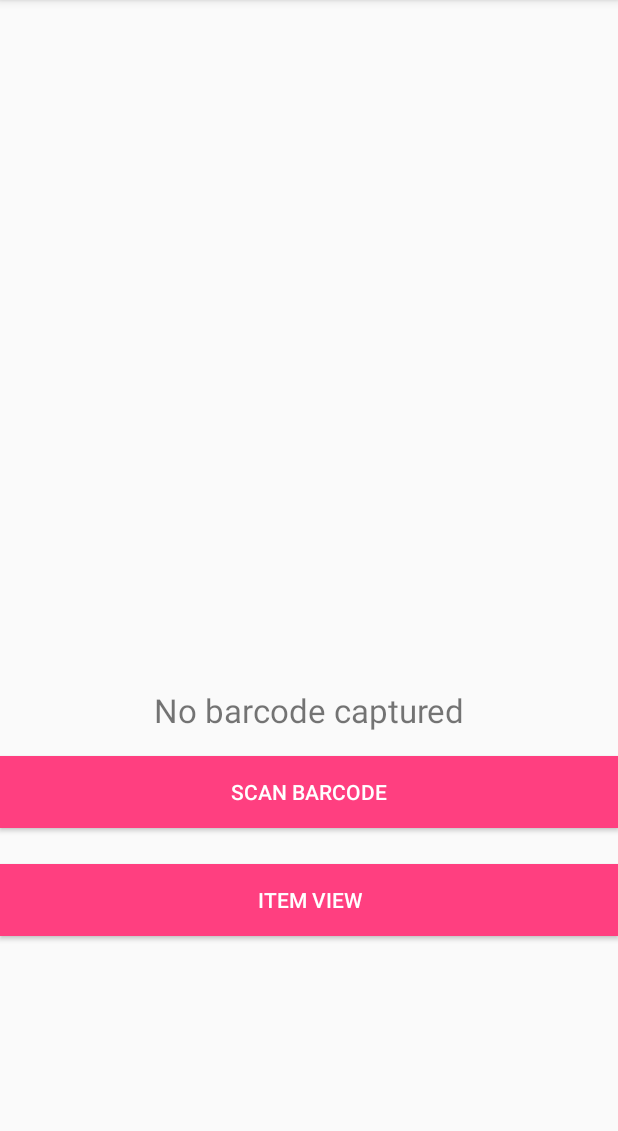
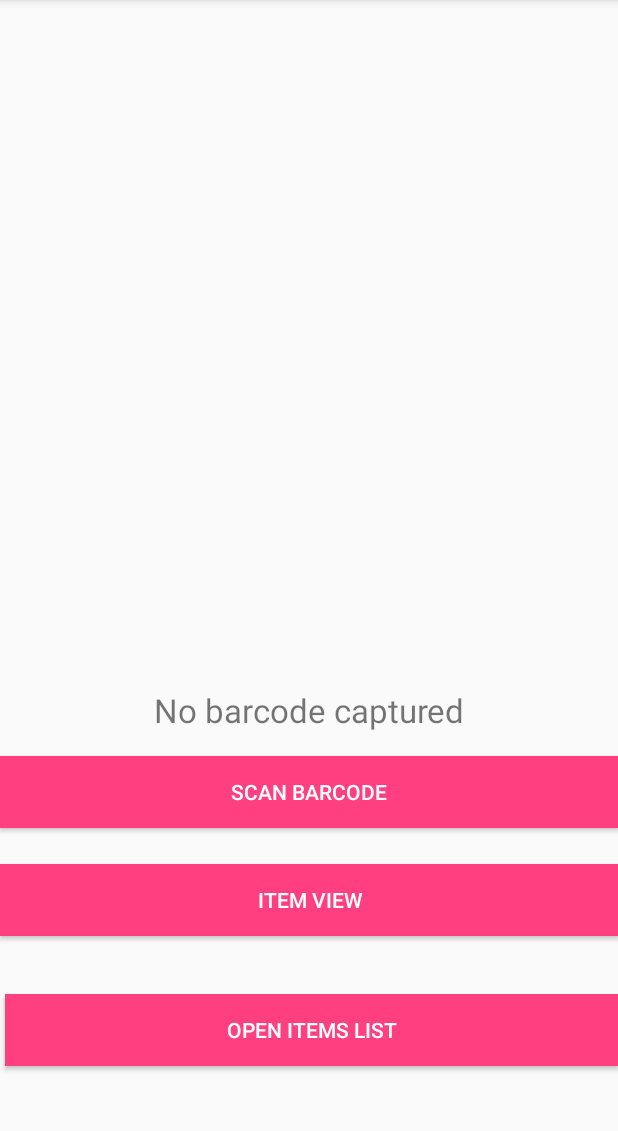
Before and after one commit to jyrno/ProMuseum, an Android app: the screen it shows after launch (MainActivity), on a phone screen of 412 x 824 dp, the part 84-1215 px from its top. Run offline under Robolectric (Android 15) with nearby library versions, the phone set to English and light mode, and no system bars.

Commit message:
basic list view

```diff
--- a/app/build.gradle
+++ b/app/build.gradle
@@ -26,6 +26,7 @@ dependencies {
     implementation 'com.android.support:appcompat-v7:26.1.0'
     implementation 'com.android.support.constraint:constraint-layout:1.0.2'
     implementation 'com.google.android.gms:play-services-vision:11.8.0'
+    implementation 'com.android.support:recyclerview-v7:26.1.0'
     compile "org.jetbrains.kotlin:kotlin-stdlib-jdk7:$kotlin_version"
 }
 repositories {
--- a/app/src/main/java/ee/proekspert/promuseum/MainActivity.kt
+++ b/app/src/main/java/ee/proekspert/promuseum/MainActivity.kt
@@ -10,6 +10,7 @@ import com.google.android.gms.common.api.CommonStatusCodes
 import com.google.android.gms.vision.barcode.Barcode
 import ee.proekspert.promuseum.R
 import ee.proekspert.promuseum.barcode.BarcodeCaptureActivity
+import ee.proekspert.promuseum.itemlist.ItemListActivity
 
 class MainActivity : AppCompatActivity() {
 
@@ -22,6 +23,10 @@ class MainActivity : AppCompatActivity() {
         mResultTextView = findViewById(R.id.result_textview)
 
         Log.i("OpenCameraSource", "qQQ")
+        findViewById<Button>(R.id.show_item_list).setOnClickListener {
+            val intent = Intent(applicationContext, ItemListActivity::class.java)
+            startActivity(intent)
+        }
         findViewById<Button>(R.id.scan_barcode_button).setOnClickListener {
             val intent = Intent(applicationContext, BarcodeCaptureActivity::class.java)
             Log.i("OpenCameraSource", "qQQ222")
--- a/app/src/main/res/layout/activity_main.xml
+++ b/app/src/main/res/layout/activity_main.xml
@@ -43,4 +43,19 @@
         app:layout_constraintTop_toTopOf="parent"
         app:layout_constraintBottom_toBottomOf="parent"
         app:layout_constraintVertical_bias="0.8"/>
+
+    <Button
+        android:id="@+id/show_item_list"
+        android:layout_width="match_parent"
+        android:layout_height="wrap_content"
+        android:layout_below="@id/result_textview"
+        android:layout_marginStart="3dp"
+        android:background="@color/colorAccent"
+        android:text="@string/open_item_list"
+        android:textColor="@color/colorWhite"
+        app:layout_constraintBottom_toBottomOf="parent"
+        app:layout_constraintEnd_toEndOf="parent"
+        app:layout_constraintStart_toStartOf="parent"
+        app:layout_constraintTop_toTopOf="parent"
+        app:layout_constraintVertical_bias="0.92" />
 </android.support.constraint.ConstraintLayout>
--- a/app/src/main/res/values/colors.xml
+++ b/app/src/main/res/values/colors.xml
@@ -1,7 +1,7 @@
 <?xml version="1.0" encoding="utf-8"?>
 <resources>
-    <color name="colorPrimary">#3F51B5</color>
+    <color name="colorPrimary">#3f51b5</color>
     <color name="colorPrimaryDark">#303F9F</color>
-    <color name="colorAccent">#FF3F80</color>
-    <color name="colorWhite">#FFFFFF</color>
+    <color name="colorAccent">#ff3f80</color>
+    <color name="colorWhite">#ffffff</color>
 </resources>
--- a/app/src/main/res/values/strings.xml
+++ b/app/src/main/res/values/strings.xml
@@ -18,4 +18,7 @@
     <!-- Strings related to barcode scanner -->
     <string name="item_code_title">Code</string>
     <string name="item_check">Check</string>
+
+    <!-- String related to the list view -->
+    <string name="open_item_list">Open Items List</string>
 </resources>
```
Also changed, not shown: app/src/main/AndroidManifest.xml (+8 -10 lines), app/src/main/java/ee/proekspert/promuseum/itemlist/ItemListActivity.java (added, +36 -0 lines), app/src/main/java/ee/proekspert/promuseum/itemlist/ItemListAdapter.java (added, +58 -0 lines), app/src/main/res/layout/activity_item_list.xml (added, +10 -0 lines), app/src/main/res/layout/list_item.xml (added, +26 -0 lines).
